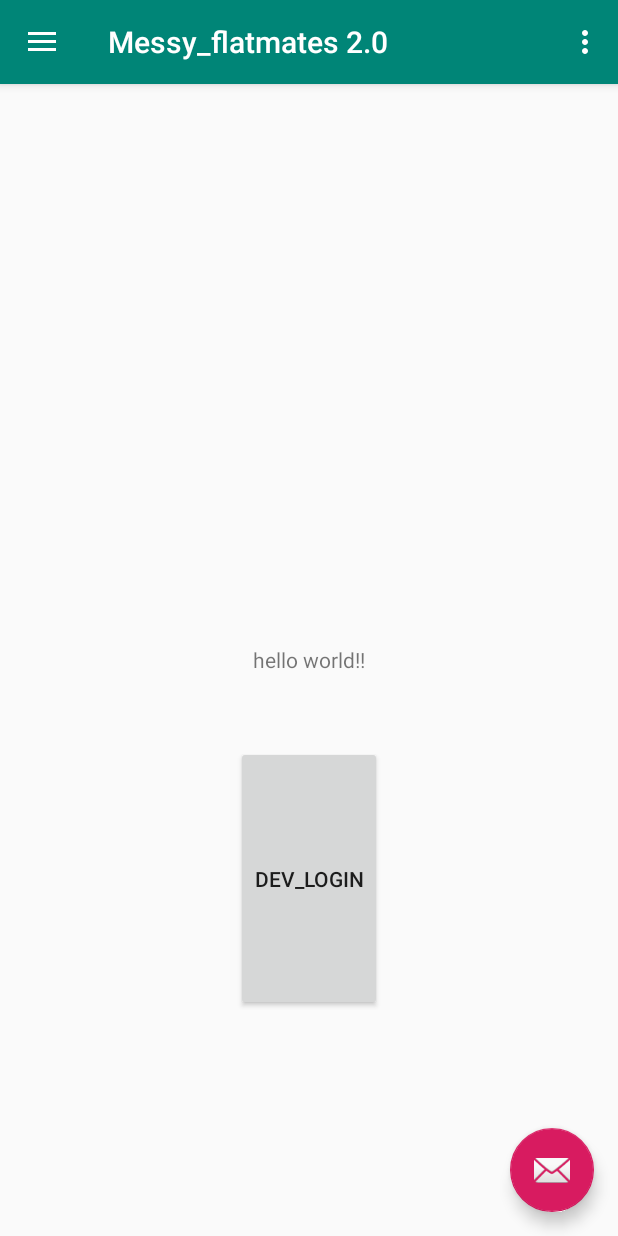
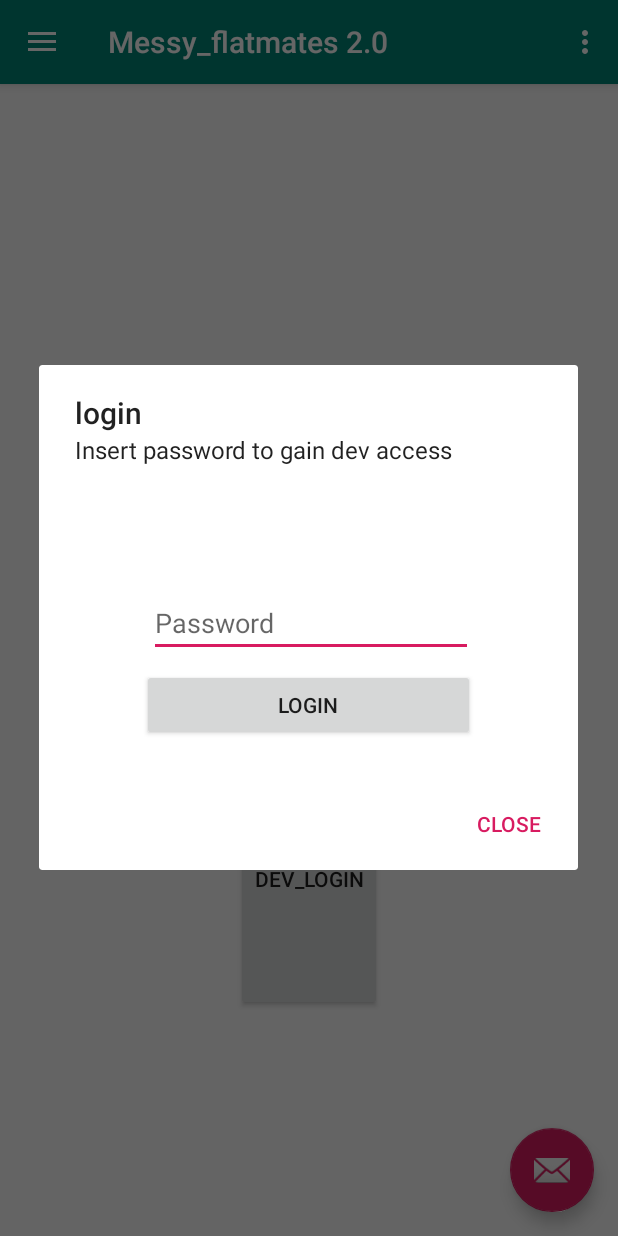
Before and after one commit to JordanGardiner/Messy_flatmates2, an Android app: the fragment Settings_fragment placed in its activity, after a tap on "DEV_LOGIN", on a phone screen of 412 x 824 dp. Run offline under Robolectric (Android 15) with nearby library versions, the phone set to English and light mode, and no system bars.

Commit message:
dev button pop up works

```diff
--- a/app/src/main/java/com/example/jga99/messy_flatmates20/fragments/Settings_fragment.java
+++ b/app/src/main/java/com/example/jga99/messy_flatmates20/fragments/Settings_fragment.java
@@ -1,6 +1,7 @@
 package com.example.jga99.messy_flatmates20.fragments;
 
 import android.app.AlertDialog;
+import android.app.Dialog;
 import android.content.DialogInterface;
 import android.os.Bundle;
 import android.provider.Settings;
@@ -20,12 +21,13 @@ import com.example.jga99.messy_flatmates20.R;
 
 public class Settings_fragment extends Fragment {
     View myView;
-
+//    Dialog myDialog;
     @Nullable
     @Override
-    public View onCreateView(@NonNull LayoutInflater inflater, @Nullable ViewGroup container, @Nullable Bundle savedInstanceState) {
+    public View onCreateView(@NonNull final LayoutInflater inflater, @Nullable ViewGroup container, @Nullable Bundle savedInstanceState) {
 
         myView = inflater.inflate(R.layout.settings, container, false);
+   //     myDialog = new Dialog(getContext());
 
         TextView test_string = (TextView) myView.findViewById(R.id.test_string_textView);
         test_string.setText("hello world!!");
@@ -34,22 +36,38 @@ public class Settings_fragment extends Fragment {
         dev_mode.setOnClickListener(new View.OnClickListener() {
             @Override
             public void onClick(View v) {
-                AlertDialog.Builder builder = new AlertDialog.Builder(getContext());
+
+                final AlertDialog.Builder builder = new AlertDialog.Builder(getContext());
                 builder.setTitle("login");
                 builder.setMessage("Insert password to gain dev access");
-
-                EditText password = new EditText(getContext());
-                builder.setView(password);
-                builder.setPositiveButton("submit", new DialogInterface.OnClickListener() {
+                builder.setNegativeButton("close", new DialogInterface.OnClickListener() {
                     @Override
                     public void onClick(DialogInterface dialog, int which) {
-
+                        dialog.cancel();
                     }
                 });
 
+                builder.setCancelable(true);
 
+                View popup;
+                popup = inflater.inflate(R.layout.dev_login_popup, null);
 
+                builder.setView(popup);
+                builder.show();
+                /**
 
+               TextView txtClose;
+               Button closeBtn;
+               myDialog.setContentView(R.layout.dev_login_popup);
+               closeBtn = (Button) myView.findViewById(R.id.dev_popup_close_btn);
+               closeBtn.setOnClickListener(new View.OnClickListener() {
+                   @Override
+                   public void onClick(View v) {
+                       myDialog.dismiss();
+                   }
+               });
+               myDialog.show();
+                 **/
             }
         });
 
--- /dev/null
+++ b/app/src/main/java/com/example/jga99/messy_flatmates20/fragments/pop_ups/dev_login.java
@@ -0,0 +1,25 @@
+package com.example.jga99.messy_flatmates20.fragments.pop_ups;
+
+import android.os.Bundle;
+import android.support.annotation.NonNull;
+import android.support.annotation.Nullable;
+import android.support.v4.app.Fragment;
+import android.view.LayoutInflater;
+import android.view.View;
+import android.view.ViewGroup;
+import android.widget.Button;
+
+import com.example.jga99.messy_flatmates20.R;
+
+public class dev_login extends Fragment {
+    View myView;
+    @Nullable
+    @Override
+    public View onCreateView(@NonNull LayoutInflater inflater, @Nullable ViewGroup container, @Nullable Bundle savedInstanceState) {
+        myView = inflater.inflate(R.layout.dev_login_popup, container, false);
+
+
+
+        return myView;
+    }
+}
--- /dev/null
+++ b/app/src/main/res/layout/dev_login_popup.xml
@@ -0,0 +1,38 @@
+<?xml version="1.0" encoding="utf-8"?>
+<android.support.constraint.ConstraintLayout
+    xmlns:android="http://schemas.android.com/apk/res/android"
+    xmlns:app="http://schemas.android.com/apk/res-auto"
+    xmlns:tools="http://schemas.android.com/tools"
+    android:layout_width="match_parent"
+    android:layout_height="match_parent"
+    android:padding="24dp">
+
+
+    <EditText
+        android:id="@+id/password_pwd"
+        android:layout_width="216dp"
+        android:layout_height="wrap_content"
+        android:layout_marginStart="8dp"
+        android:layout_marginTop="32dp"
+        android:layout_marginEnd="8dp"
+        android:ems="10"
+        android:hint="Password"
+        android:inputType="textPassword"
+        app:layout_constraintEnd_toEndOf="parent"
+        app:layout_constraintHorizontal_bias="0.519"
+        app:layout_constraintStart_toStartOf="parent"
+        app:layout_constraintTop_toTopOf="parent" />
+
+    <Button
+        android:id="@+id/login_btn"
+        android:layout_width="222dp"
+        android:layout_height="wrap_content"
+        android:layout_marginStart="8dp"
+        android:layout_marginTop="8dp"
+        android:layout_marginEnd="8dp"
+        android:text="Login"
+        app:layout_constraintEnd_toEndOf="parent"
+        app:layout_constraintStart_toStartOf="parent"
+        app:layout_constraintTop_toBottomOf="@+id/password_pwd" />
+
+</android.support.constraint.ConstraintLayout>
```
